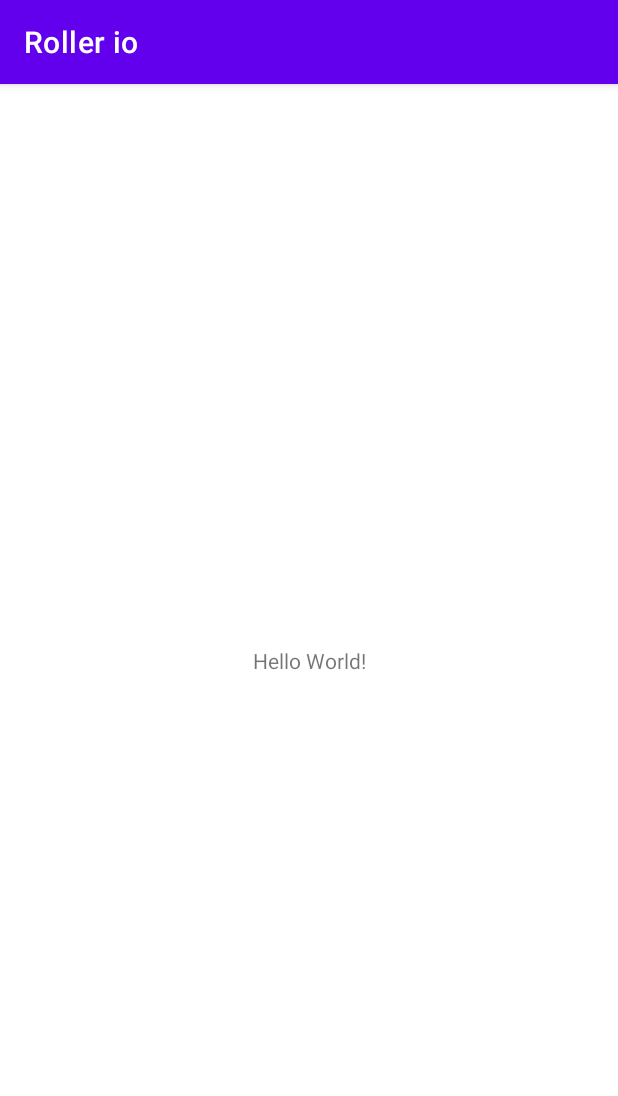
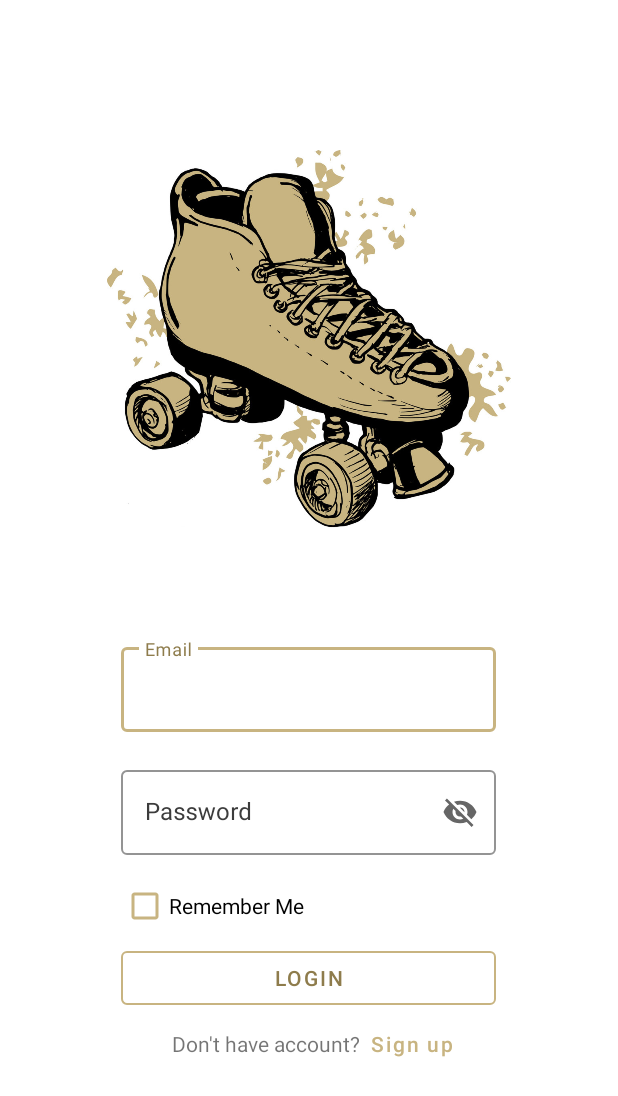
Before and after one commit to Vadym-M/Roller_io, an Android app: the screen it shows after launch (MainActivity before the commit, LoginActivity after it), on a phone screen of 412 x 824 dp. Shown: the top 1096 px of the screen. Run offline under Robolectric (Android 15) with nearby library versions, the phone set to English and light mode, and no system bars.

Commit message:
start project
created login screen
created sign up screen
implement google material
implement firebase database and auth
made design login and register screens
connected database, can registration

```diff
--- /dev/null
+++ b/app/src/main/java/com/vinade_app/rollerio/LoginActivity.java
@@ -0,0 +1,56 @@
+package com.vinade_app.rollerio;
+
+import androidx.appcompat.app.AppCompatActivity;
+
+import android.content.Intent;
+import android.os.Bundle;
+import android.text.TextUtils;
+import android.util.Log;
+import android.view.View;
+import android.widget.Button;
+import android.widget.EditText;
+
+public class LoginActivity extends AppCompatActivity {
+    Button signUp, login;
+    EditText email, password;
+    @Override
+    protected void onCreate(Bundle savedInstanceState) {
+        super.onCreate(savedInstanceState);
+        setContentView(R.layout.activity_login);
+        Init();
+
+        Bundle intent = getIntent().getExtras();
+        if(intent != null) {
+            String mail = intent.getString("email");
+            String pass = intent.getString("password");
+            initFields(mail,pass);
+        }
+        signUp.setOnClickListener(new View.OnClickListener() {
+            @Override
+            public void onClick(View v) {
+                Intent intent = new Intent(LoginActivity.this, RegistrationActivity.class);
+                startActivity(intent);
+                finish();
+            }
+        });
+    }
+
+    void Init()
+    {
+        email = findViewById(R.id.fieldEmail);
+        password = findViewById(R.id.fieldPassword);
+        signUp = findViewById(R.id.btn_signup);
+        login = findViewById(R.id.btn_login);
+    }
+
+    private void initFields(String mail, String pass)
+    {
+
+
+        if(!TextUtils.isEmpty(mail) && !TextUtils.isEmpty(pass))
+        {
+            email.setText(mail);
+            password.setText(pass);
+        }
+    }
+}
--- a/app/src/main/java/com/vinade_app/rollerio/MainActivity.java
+++ b/app/src/main/java/com/vinade_app/rollerio/MainActivity.java
@@ -2,6 +2,8 @@ package com.vinade_app.rollerio;
 
 import androidx.appcompat.app.AppCompatActivity;
 
+import android.content.Intent;
+import android.net.Uri;
 import android.os.Bundle;
 
 public class MainActivity extends AppCompatActivity {
@@ -11,4 +13,11 @@ public class MainActivity extends AppCompatActivity {
         super.onCreate(savedInstanceState);
         setContentView(R.layout.activity_main);
     }
+
+    @Override
+    protected void onStart() {
+        super.onStart();
+        Intent intent = new Intent(this, LoginActivity.class);
+        startActivity(intent);
+    }
 }
--- /dev/null
+++ b/app/src/main/res/drawable/cursor_style.xml
@@ -0,0 +1,5 @@
+<?xml version="1.0" encoding="utf-8"?>
+<shape xmlns:android="http://schemas.android.com/apk/res/android" >
+    <size android:width="3dp" />
+    <solid android:color="@color/mainColor"  />
+</shape>
--- /dev/null
+++ b/app/src/main/res/layout/activity_login.xml
@@ -0,0 +1,123 @@
+<?xml version="1.0" encoding="utf-8"?>
+<androidx.constraintlayout.widget.ConstraintLayout xmlns:android="http://schemas.android.com/apk/res/android"
+    xmlns:app="http://schemas.android.com/apk/res-auto"
+    xmlns:tools="http://schemas.android.com/tools"
+    android:layout_width="match_parent"
+    android:layout_height="match_parent"
+    tools:context=".LoginActivity">
+
+    <ImageView
+        android:id="@+id/imageView2"
+        android:layout_width="304dp"
+        android:layout_height="252dp"
+        android:layout_marginTop="100dp"
+        app:layout_constraintEnd_toEndOf="parent"
+        app:layout_constraintStart_toStartOf="parent"
+        app:layout_constraintTop_toTopOf="parent"
+        app:srcCompat="@drawable/skates" />
+
+    <LinearLayout
+        android:layout_width="match_parent"
+        android:layout_height="wrap_content"
+        android:layout_marginTop="64dp"
+        android:gravity="center"
+        android:orientation="vertical"
+        app:layout_constraintTop_toBottomOf="@+id/imageView2">
+
+        <com.google.android.material.textfield.TextInputLayout
+
+            app:endIconMode="clear_text"
+            app:boxStrokeColor="@color/mainColor"
+            android:textColorHint="@color/hint"
+            app:hintTextColor="@color/mainColorDark"
+            android:layout_width="250dp"
+            android:layout_height="match_parent"
+            android:layout_margin="10dp"
+            android:gravity="center"
+            android:hint="Email"
+            style="@style/Widget.MaterialComponents.TextInputLayout.OutlinedBox">
+
+            <com.google.android.material.textfield.TextInputEditText
+                android:id="@+id/fieldEmail"
+                android:layout_width="match_parent"
+                android:layout_height="wrap_content"
+                android:singleLine="true"
+                android:textCursorDrawable="@drawable/cursor_style"/>
+
+        </com.google.android.material.textfield.TextInputLayout>
+
+        <com.google.android.material.textfield.TextInputLayout
+
+            app:endIconMode="password_toggle"
+            app:boxStrokeColor="@color/mainColor"
+            android:textColorHint="@color/hint"
+            app:hintTextColor="@color/mainColorDark"
+            android:layout_width="250dp"
+            android:layout_height="match_parent"
+            android:layout_margin="10dp"
+            android:gravity="center"
+            android:hint="Password"
+            style="@style/Widget.MaterialComponents.TextInputLayout.OutlinedBox">
+
+            <com.google.android.material.textfield.TextInputEditText
+                android:id="@+id/fieldPassword"
+                android:layout_width="match_parent"
+                android:layout_height="wrap_content"
+                android:singleLine="true"
+                android:textCursorDrawable="@drawable/cursor_style"
+                />
+
+        </com.google.android.material.textfield.TextInputLayout>
+
+        <com.google.android.material.checkbox.MaterialCheckBox
+            android:id="@+id/checkBox"
+            android:buttonTint="@color/mainColor"
+            android:layout_width="250dp"
+            android:layout_height="wrap_content"
+            android:text="Remember Me" />
+
+        <Button
+            android:id="@+id/btn_login"
+            android:layout_width="250dp"
+            android:layout_height="wrap_content"
+            android:text="LOGIN"
+            android:textColor="@color/mainColorDark"
+            app:strokeColor="@color/mainColor"
+            app:rippleColor="@color/mainColor"
+            style="@style/Widget.MaterialComponents.Button.OutlinedButton"/>
+
+        <LinearLayout
+            android:layout_width="match_parent"
+            android:layout_height="match_parent"
+            android:orientation="horizontal">
+
+            <TextView
+                android:gravity="right"
+                android:id="@+id/textView"
+                android:layout_width="wrap_content"
+                android:layout_height="wrap_content"
+                android:layout_weight="1"
+                android:text="Don't have account?" />
+
+            <Button
+                android:gravity="left"
+                android:id="@+id/btn_signup"
+                android:layout_width="1dp"
+                android:layout_height="wrap_content"
+                android:layout_weight="1"
+                android:text="Sign up"
+                android:textAllCaps="false"
+                android:textColor="@color/mainColor"
+                app:rippleColor="@color/white"
+                style="@style/Widget.MaterialComponents.Button.TextButton"/>
+
+            <TextView
+                android:layout_width="wrap_content"
+                android:layout_height="wrap_content"
+                android:layout_weight="0.5"
+                 />
+        </LinearLayout>
+
+    </LinearLayout>
+
+</androidx.constraintlayout.widget.ConstraintLayout>
--- a/app/src/main/res/values-night/themes.xml
+++ b/app/src/main/res/values-night/themes.xml
@@ -2,8 +2,8 @@
     <!-- Base application theme. -->
     <style name="Theme.RollerIo" parent="Theme.MaterialComponents.DayNight.DarkActionBar">
         <!-- Primary brand color. -->
-        <item name="colorPrimary">@color/purple_200</item>
-        <item name="colorPrimaryVariant">@color/purple_700</item>
+        <item name="colorPrimary">#C8B481</item>
+        <item name="colorPrimaryVariant">#C8B481</item>
         <item name="colorOnPrimary">@color/black</item>
         <!-- Secondary brand color. -->
         <item name="colorSecondary">@color/teal_200</item>
--- a/app/src/main/res/values/colors.xml
+++ b/app/src/main/res/values/colors.xml
@@ -6,5 +6,8 @@
     <color name="teal_200">#FF03DAC5</color>
     <color name="teal_700">#FF018786</color>
     <color name="black">#FF000000</color>
+    <color name="hint">#3C3C3C</color>
     <color name="white">#FFFFFFFF</color>
+    <color name="mainColor">#C8B481</color>
+    <color name="mainColorDark">#8E7C4C</color>
 </resources>
--- /dev/null
+++ b/app/src/main/res/values/style.xml
@@ -0,0 +1,6 @@
+<?xml version="1.0" encoding="utf-8"?>
+<resources>
+    <style name="MainBarStyle" parent="@style/Theme.MaterialComponents.Light.NoActionBar">
+        <item name="colorPrimaryDark">@color/mainColor</item>
+    </style>
+</resources>
--- a/app/src/main/res/values/themes.xml
+++ b/app/src/main/res/values/themes.xml
@@ -2,8 +2,8 @@
     <!-- Base application theme. -->
     <style name="Theme.RollerIo" parent="Theme.MaterialComponents.DayNight.DarkActionBar">
         <!-- Primary brand color. -->
-        <item name="colorPrimary">@color/purple_500</item>
-        <item name="colorPrimaryVariant">@color/purple_700</item>
+        <item name="colorPrimary">#C8B481</item>
+        <item name="colorPrimaryVariant">#C8B481</item>
         <item name="colorOnPrimary">@color/white</item>
         <!-- Secondary brand color. -->
         <item name="colorSecondary">@color/teal_200</item>
--- a/build.gradle
+++ b/build.gradle
@@ -6,6 +6,7 @@ buildscript {
     }
     dependencies {
         classpath "com.android.tools.build:gradle:4.1.1"
+        classpath 'com.google.gms:google-services:4.3.5'
 
         // NOTE: Do not place your application dependencies here; they belong
         // in the individual module build.gradle files
```
Also changed, not shown: app/build.gradle (+6 -2 lines), app/src/main/AndroidManifest.xml (+9 -2 lines), app/src/main/java/com/vinade_app/rollerio/RegistrationActivity.java (added, +145 -0 lines), app/src/main/java/com/vinade_app/rollerio/User.java (added, +56 -0 lines), app/src/main/res/layout/activity_registration.xml (added, +155 -0 lines), app/src/main/res/drawable/skates.jpg (added), 1 other file.
